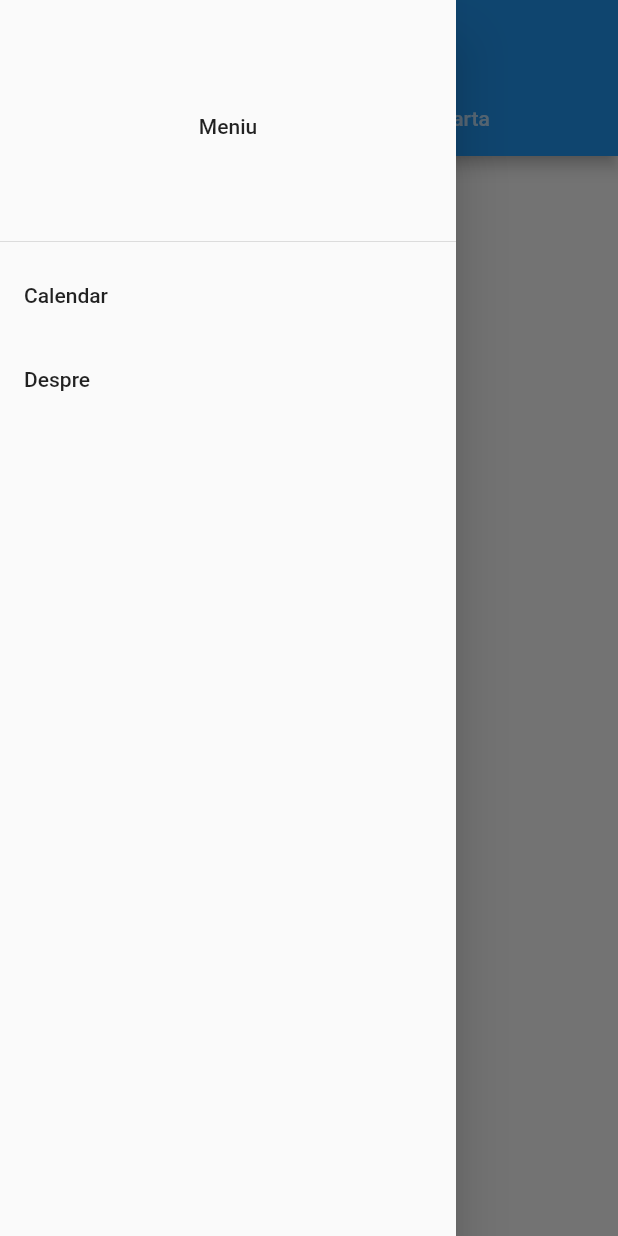
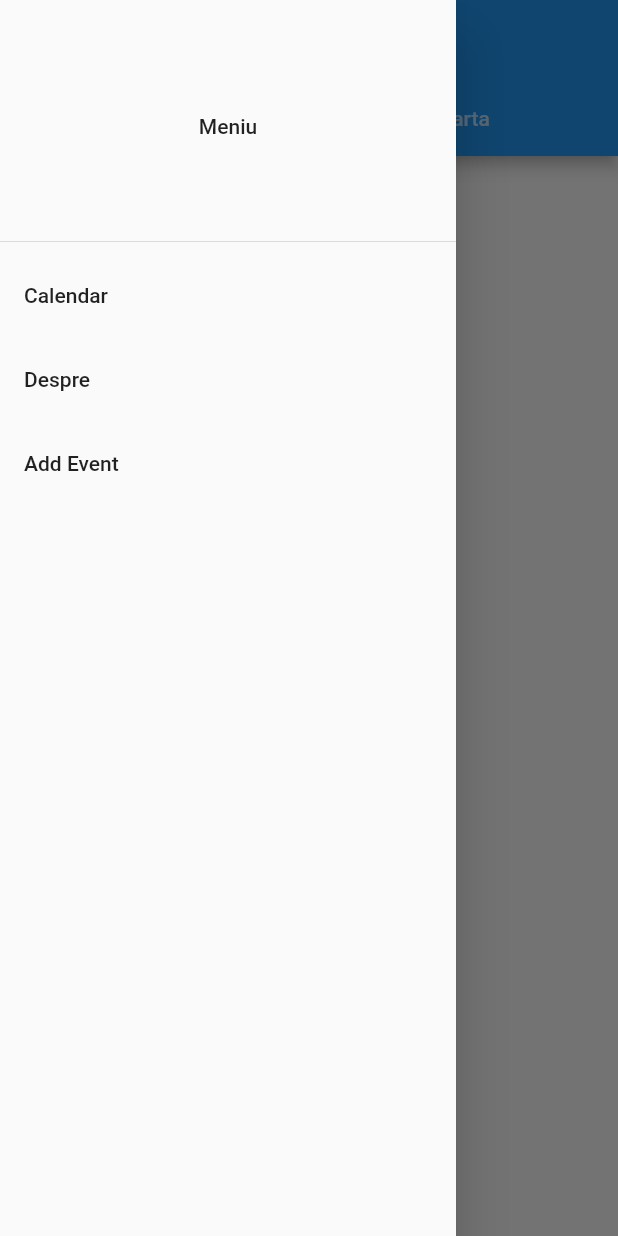
Before and after one commit to Georgian/vdf_flutter, a Flutter app: the screen it shows after launch, with the side drawer open, on a phone screen of 412 x 824 dp. Run offline on Flutter 3.47's test engine with Material 2 defaults, Android fonts, the phone set to English and light mode, and no system bars; missing offline and left inert: json_object.

Commit message:
Removed firebase stuff for now. Starting work on event create page

```diff
--- /dev/null
+++ b/lib/vdf_entities.dart
@@ -0,0 +1,19 @@
+import 'package:json_object/json_object.dart';
+
+class VDFEvent {
+  String name,
+      description,
+      locationName,
+      locationCoordinates,
+      date,
+      time;
+
+}
+
+class VDFEventImpl extends JsonObject implements VDFEvent {
+  VDFEventImpl();
+
+  factory VDFEventImpl.fromJsonString(string) {
+    return new JsonObject.fromJsonString(string, new VDFEventImpl());
+  }
+}
--- a/lib/vdf_event_list_view.dart
+++ b/lib/vdf_event_list_view.dart
@@ -90,11 +90,7 @@ class _BiklaListViewState extends State<BiklaListView> {
   Future<Null> _onRefresh() async {
 
     _events.clear();
-    return Repository.allEvents().then((newEvents) {
-      setState(() {
-        _events.addAll(newEvents);
-      });
-    });
+    _events.addAll(Repository.allEvents());
   }
 
   @override
--- a/lib/vdf_home.dart
+++ b/lib/vdf_home.dart
@@ -1,6 +1,7 @@
 import 'package:varfdeforma/vdf_event_map_view.dart';
 import 'package:flutter/material.dart';
 import 'package:varfdeforma/vdf_event_list_view.dart';
+import 'package:varfdeforma/vdf_event_create_page.dart';
 import 'package:varfdeforma/vdf_repository.dart';
 
 class VDFHome extends StatefulWidget {
@@ -33,7 +34,7 @@ class _VDFHomeState extends State<VDFHome> {
                 new Tab(text: "Harta"),
               ],
             ),
-            title: new Text('Bikla'),
+            title: new Text('VDF'),
           ),
           drawer: _buildDrawer(context),
           body: new TabBarView(
@@ -60,6 +61,15 @@ class _VDFHomeState extends State<VDFHome> {
             // leading: const Icon(Icons.account_balance),
             title: const Text('Despre'),
           ),
+          new ListTile(
+              title: const Text('Add Event'),
+              onTap: () {
+                Navigator.push(
+                  context,
+                  new MaterialPageRoute(builder: (context) => new VDFEventCreatePage()),
+                );
+              }
+          )
         ],
       ),
     );
```
Also changed, not shown: lib/vdf_event_create_page.dart (added, +15 -0 lines), lib/vdf_repository.dart (+25 -21 lines), pubspec.yaml (+4 -3 lines), pubspec.lock, 3 other files.
